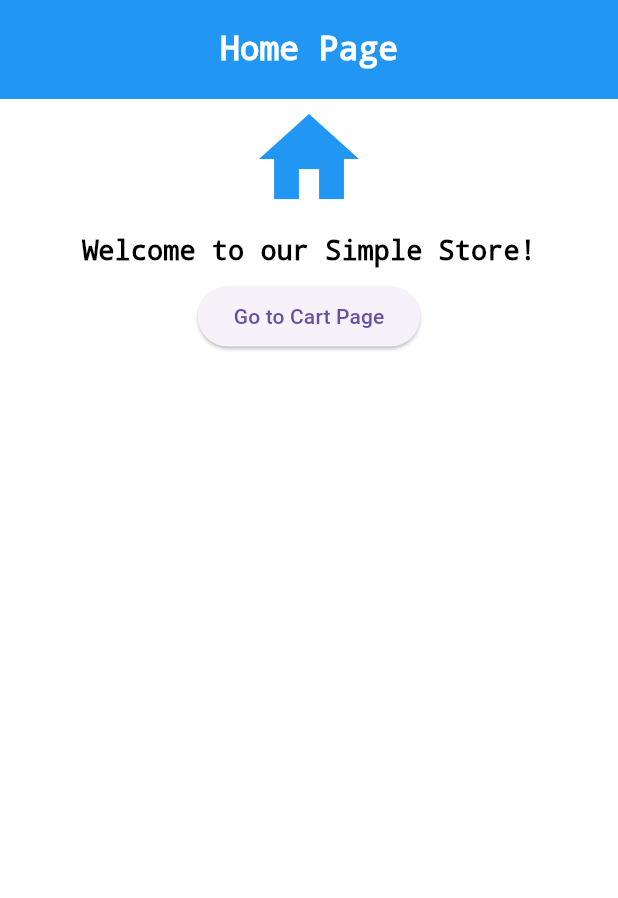
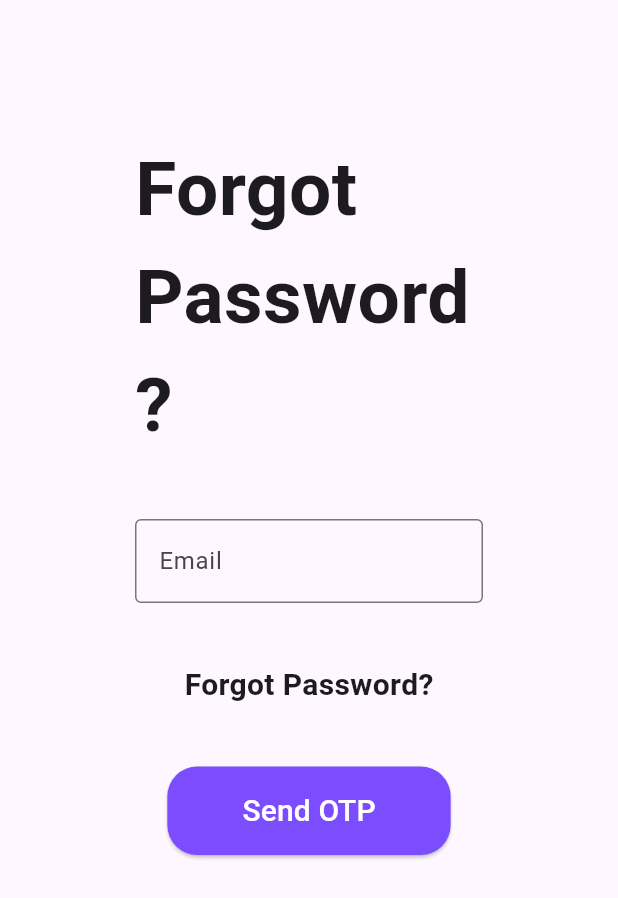
Before and after one commit to hafizsyedmudassirqadri/cart_page, a Flutter app: the screen it shows after launch, on a phone screen of 412 x 824 dp. Shown: the top 898 px of the screen. Run offline on Flutter 3.47's test engine with Material 3 defaults, Android fonts, the phone set to English and light mode, and no system bars.

Commit message:
update my code

```diff
--- a/lib/main.dart
+++ b/lib/main.dart
@@ -1,6 +1,13 @@
 import 'package:flutter/material.dart';
-import 'screen/home_page.dart';
-import 'screen/cart_page.dart';
+
+// import 'screen/home_page.dart';
+// import 'screen/cart_page.dart';
+
+// import 'screen/loginform.dart';
+
+// import 'screen/signup.dart';
+
+import 'screen/forgotpassword.dart';
 
 void main() {
   runApp(const MyApp());
@@ -13,7 +20,10 @@ class MyApp extends StatelessWidget {
   Widget build(BuildContext context) {
     return const MaterialApp(
       debugShowCheckedModeBanner: false,
-      home: HomePage(),
+      // home: HomePage(),
+      // home: LoginScreen(),
+      // home: SignupScreen(),
+      home: ForgotPasswordScreen(),
     );
   }
 }
--- a/lib/screen/cart_page.dart
+++ b/lib/screen/cart_page.dart
@@ -35,7 +35,7 @@ class CartPage extends StatelessWidget {
                     Container(
                       margin: const EdgeInsets.only(bottom: 10.0),
                       padding: const EdgeInsets.all(10.0),
-                      color: Colors.grey,
+                      color: Colors.grey[200],
                       child: Row(
                         children: [
                           const Icon(Icons.shopping_bag, size: 40, color: Colors.black),
--- /dev/null
+++ b/lib/screen/forgotpassword.dart
@@ -0,0 +1,54 @@
+import 'package:flutter/material.dart';
+
+class ForgotPasswordScreen extends StatelessWidget {
+  const ForgotPasswordScreen({super.key});
+
+  @override
+  Widget build(BuildContext context) {
+    return Scaffold(
+      body: Padding(
+        padding: const EdgeInsets.all(90.0),
+        child: Column(
+          children: [
+            Text(
+              "Forgot Password?",
+              style: TextStyle(fontSize: 50, fontWeight: FontWeight.bold),
+            ),
+            SizedBox(height: 40),
+
+            TextFormField(
+              decoration: InputDecoration(
+                labelText: "Email",
+                border: OutlineInputBorder(),
+              ),
+            ),
+
+            SizedBox(height: 40),
+
+            Text(
+              "Forgot Password?",
+              style: TextStyle(fontSize: 20, fontWeight: FontWeight.bold),
+            ),
+
+            SizedBox(height: 40),
+
+            ElevatedButton(
+              style: ElevatedButton.styleFrom(
+                backgroundColor: Colors.deepPurpleAccent,
+                shape: RoundedRectangleBorder(
+                  borderRadius: BorderRadius.circular(20.0),
+                ),
+                padding: EdgeInsets.symmetric(horizontal: 50, vertical: 15),
+              ),
+              onPressed: () {},
+              child: Text(
+                'Send OTP',
+                style: TextStyle(fontSize: 20, color: Colors.white),
+              ),
+            ),
+          ],
+        ),
+      ),
+    );
+  }
+}
--- a/lib/screen/home_page.dart
+++ b/lib/screen/home_page.dart
@@ -32,11 +32,11 @@ class HomePage extends StatelessWidget {
               child: Center(
                 child: Column(
                   children: [
-                    const Icon(Icons.home, size: 80, color: Colors.blue),
+                    const Icon(Icons.home, size: 200, color: Colors.blue),
                     const Padding(
                       padding: EdgeInsets.all(10.0),
                       child: Text(
-                        "Welcome to our Simple Store!",
+                        "Welcome to my Simple Store!",
                         style: TextStyle(
                           fontSize: 18,
                           color: Colors.black,
```
Also changed, not shown: lib/screen/loginform.dart (added, +58 -0 lines), lib/screen/signup.dart (added, +82 -0 lines).
